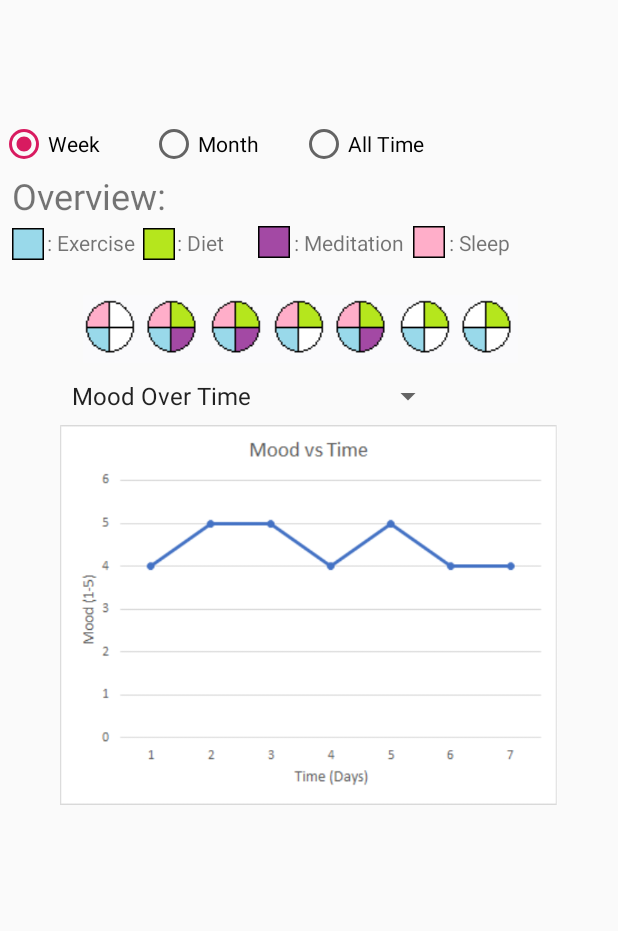
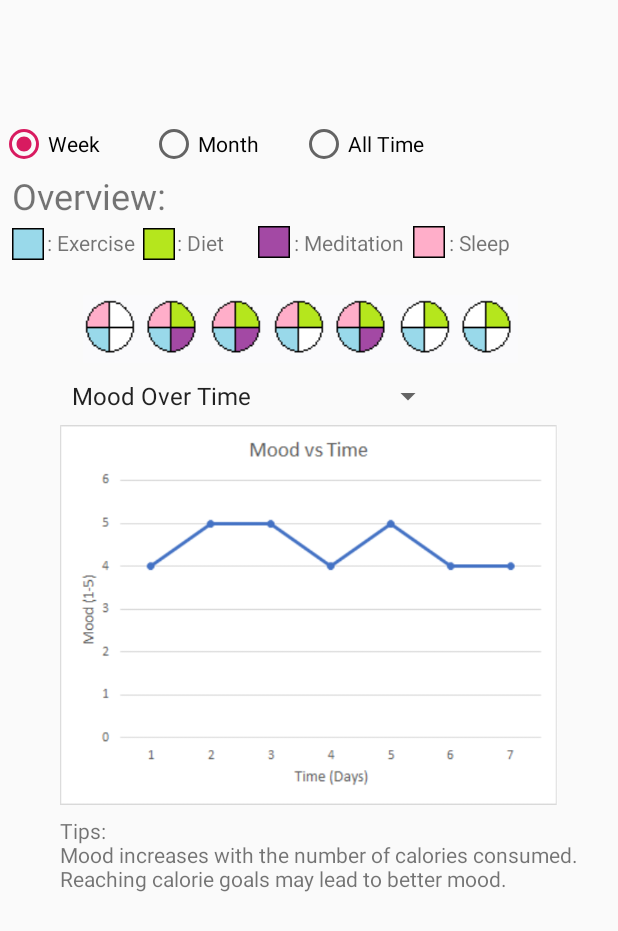
Before and after one commit to mskopic/HealthApp_test, an Android app: the fragment TrendsTab shown on its own in the app's theme, on a phone screen of 412 x 824 dp. Shown: the top 931 px of the screen. Run offline under Robolectric (Android 15) with nearby library versions, the phone set to English and light mode, and no system bars.

Commit message:
finished trends tab

```diff
--- a/app/src/main/res/layout/fragment_trends_tab.xml
+++ b/app/src/main/res/layout/fragment_trends_tab.xml
@@ -50,7 +50,8 @@
         <LinearLayout
             android:layout_width="wrap_content"
             android:layout_height="wrap_content"
-            android:orientation="vertical">
+            android:orientation="vertical"
+            android:layout_marginBottom="0dp">
 
             <ImageView
                 android:id="@+id/week_circles"
@@ -79,6 +80,13 @@
                 android:layout_marginLeft="40dp"
                 android:layout_marginRight="40dp"
                 android:src="@drawable/week_mood_time" />
+            <TextView
+                android:layout_width="wrap_content"
+                android:layout_height="wrap_content"
+                android:layout_marginLeft="40dp"
+                android:layout_marginBottom="20dp"
+                android:layout_below="@+id/week_mood_time_graph"
+                android:text="Tips:\nMood increases with the number of calories consumed. Reaching calorie goals may lead to better mood."/>
 
 
         </LinearLayout>
```
